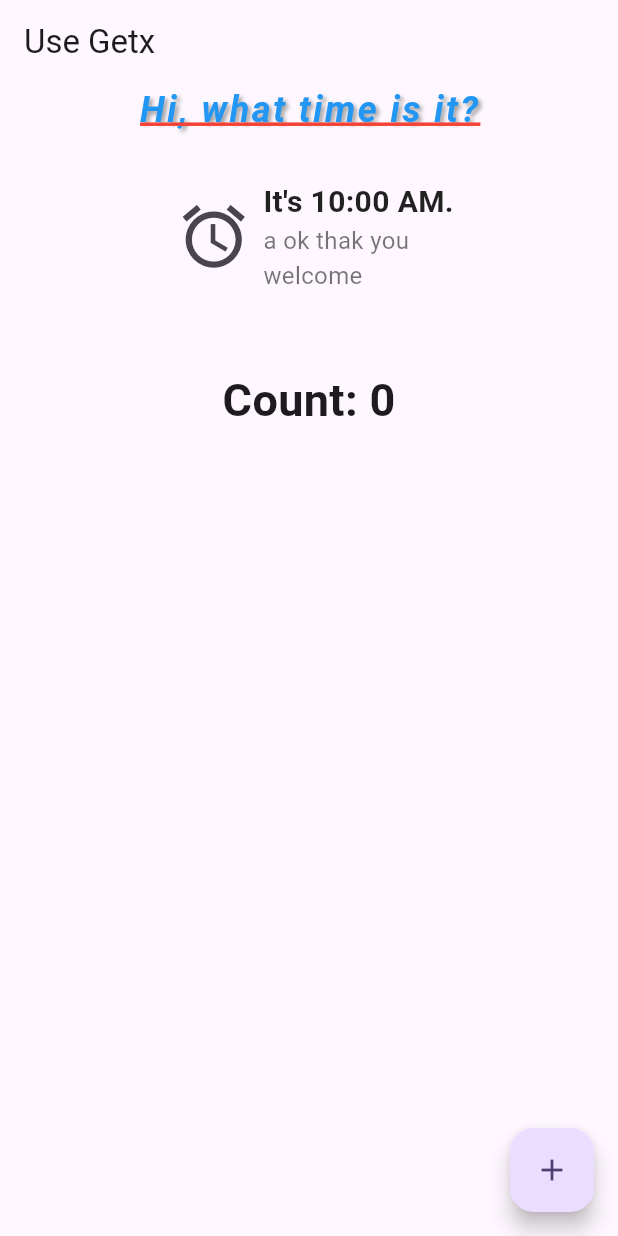
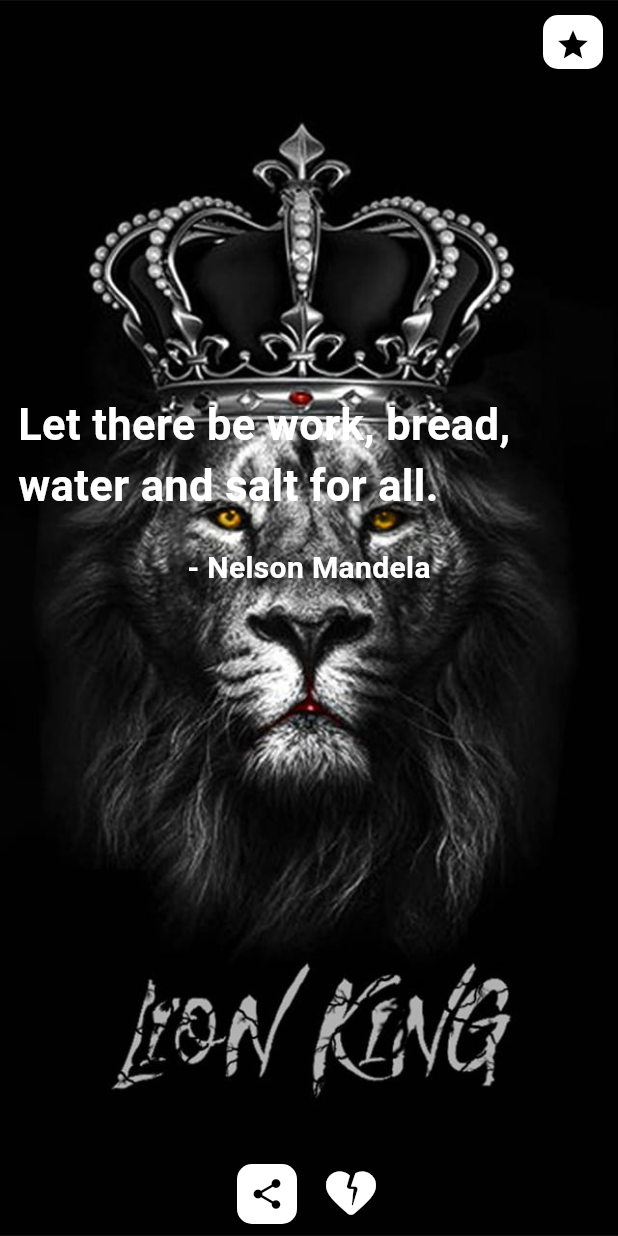
Before and after one commit to HachroufAbdenour/flutter_quotes, a Flutter app: the screen it shows after launch, on a phone screen of 412 x 824 dp. Run offline on Flutter 3.47's test engine with Material 3 defaults, Android fonts, the phone set to English and light mode, and no system bars; our stand-ins replace dio, get.

Commit message:
mido  warilo l khaled

```diff
--- a/lib/main.dart
+++ b/lib/main.dart
@@ -1,7 +1,8 @@
+import 'package:counter_getx/mvc/modules/home/view.dart';
+import 'package:counter_getx/post/Post_Screen.dart';
 import 'package:flutter/material.dart';
-import 'package:counter_getx/home_quotes.dart';
-import 'package:counter_getx/post/Post_Screen.dart';
 import 'package:counter_getx/mvc/view/Home_Screen.dart';
+import 'package:get/get.dart';
 
 void main() {
   runApp(const MyApp());
@@ -13,13 +14,14 @@ class MyApp extends StatelessWidget {
   // This widget is the root of your application.
   @override
   Widget build(BuildContext context) {
-    return MaterialApp(
+    return GetMaterialApp(
       title: 'Flutter Counter App',
+      debugShowCheckedModeBanner: false,
       theme: ThemeData(
         colorScheme: ColorScheme.fromSeed(seedColor: Colors.deepPurple),
         useMaterial3: true,
       ),
-      home: HomeScreen(),
+      home: HomeQuotesScreen(),
     );
   }
 }
--- /dev/null
+++ b/lib/mvc/modules/home/controller.dart
@@ -0,0 +1,13 @@
+import 'package:get/get.dart';
+
+class HomeController extends GetxController {
+  var is_fav = false.obs;
+
+  changeFav() {
+    if (is_fav.value) {
+      is_fav.value = false;
+    } else {
+      is_fav.value = true;
+    }
+  }
+}
--- /dev/null
+++ b/lib/mvc/modules/home/view.dart
@@ -0,0 +1,179 @@
+import 'package:counter_getx/mvc/modules/home/controller.dart';
+import 'package:flutter/material.dart';
+import 'package:get/get.dart';
+
+class HomeQuotesScreen extends StatelessWidget {
+  HomeController homeController = Get.put(HomeController());
+
+  @override
+  Widget build(BuildContext context) {
+    return MaterialApp(
+      debugShowCheckedModeBanner: false,
+      home: Scaffold(
+        appBar: AppBar(
+          backgroundColor: Colors.transparent, // Make app bar transparent
+          elevation: 0,
+          actions: [
+            Padding(
+              padding: const EdgeInsets.all(2.0),
+              child: IconButton(
+                icon: Container(
+                  padding: const EdgeInsets.all(8),
+                  decoration: BoxDecoration(
+                    //     shape: BoxShape.circle,
+                    borderRadius: BorderRadius.circular(
+                        10), // Shape of the container (circle for a rounded background)
+                    color: Colors.white, // Background color for the icon
+                  ),
+                  child: const Icon(
+                    Icons.star,
+                    color: Colors.black, // Color of the crown icon
+                  ),
+                ),
+                onPressed: () {},
+              ),
+            )
+          ],
+        ),
+        extendBodyBehindAppBar: true, // Extend background behind app bar
+        extendBody: true, //
+
+        body: Obx(
+          () => Stack(
+            children: [
+              // Background image widget (replace with your image fetching logic)
+              Container(
+                decoration: const BoxDecoration(
+                  image: DecorationImage(
+                    image: AssetImage(
+                      "assets/images/lion.jpg", // Replace with your image path
+                    ),
+                    fit: BoxFit.cover,
+                  ),
+                ),
+              ),
+              Padding(
+                padding: const EdgeInsets.only(top: 150),
+                child: Column(
+                  mainAxisAlignment: MainAxisAlignment.spaceBetween,
+                  crossAxisAlignment: CrossAxisAlignment.center,
+                  children: [
+                    const Padding(
+                      padding: EdgeInsets.only(top: 100),
+                      child: Column(
+                        children: [
+                          Padding(
+                            padding: EdgeInsets.all(12.0),
+                            child: Text(
+                              "Let there be work, bread, water and salt for all.",
+                              style: TextStyle(
+                                fontSize: 29,
+                                fontWeight: FontWeight.bold,
+                                color: Colors.white,
+                              ),
+                            ),
+                          ),
+                          Padding(
+                            padding: EdgeInsets.all(8.0),
+                            child: Text(
+                              "- Nelson Mandela",
+                              style: TextStyle(
+                                fontSize: 20,
+                                fontWeight: FontWeight.bold,
+                                color: Colors.white,
+                              ),
+                            ),
+                          ),
+                        ],
+                      ),
+                    ),
+                    Row(
+                      mainAxisAlignment: MainAxisAlignment.center,
+                      children: [
+                        IconButton(
+                          icon: Container(
+                            padding: const EdgeInsets.all(8),
+                            decoration: BoxDecoration(
+                              //     shape: BoxShape.circle,
+                              borderRadius: BorderRadius.circular(
+                                  10), // Shape of the container (circle for a rounded background)
+                              color:
+                                  Colors.white, // Background color for the icon
+                            ),
+                            child: const Icon(
+                              Icons.share,
+                              color: Colors.black, // Color of the crown icon
+                            ),
+                          ),
+                          onPressed: () {},
+                        ),
+                        IconButton(
+                          onPressed: () {
+                            homeController.changeFav();
+                          },
+                          icon: Icon(
+                            Icons.heart_broken_rounded,
+                            size: 40,
+                            color: homeController.is_fav.value
+                                ? Colors.red
+                                : Colors.white,
+                          ),
+                        ),
+                      ],
+                    )
+                  ],
+                ),
+              ),
+              if (homeController.is_fav.value)
+                Align(
+                  alignment: Alignment.center,
+                  child: Icon(
+                    Icons.heart_broken,
+                    color: Colors.red,
+                    size: 200,
+                  ),
+                ),
+            ],
+          ),
+        ),
+        // bottomNavigationBar: BottomAppBar(
+        //   child: Row(
+        //     mainAxisAlignment: MainAxisAlignment.spaceBetween,
+        //     children: [
+        //       IconButton(
+        //         icon: Icon(Icons.home),
+        //         onPressed: () {
+        //           // Add functionality for the home button
+        //         },
+        //       ),
+        //       IconButton(
+        //         icon: Icon(Icons.search),
+        //         onPressed: () {
+        //           // Add functionality for the search button
+        //         },
+        //       ),
+        //       IconButton(
+        //         icon: Icon(Icons.message),
+        //         onPressed: () {
+        //           // Add functionality for the messaging button
+        //         },
+        //       ),
+        //       IconButton(
+        //         icon: Icon(Icons.notifications),
+        //         onPressed: () {
+        //           // Add functionality for the notifications button
+        //         },
+        //       ),
+        //       IconButton(
+        //         icon: Icon(Icons.more_vert),
+        //         onPressed: () {
+        //           // Add functionality for the menu button
+        //         },
+        //       ),
+        //     ],
+        //   ),
+        // ),
+      ),
+    );
+  }
+}
--- a/lib/mvc/view/Home_Screen.dart
+++ b/lib/mvc/view/Home_Screen.dart
@@ -16,10 +16,10 @@ class HomeScreen extends StatelessWidget {
       ),
       body: Container(
         child: Column(
-          mainAxisAlignment: MainAxisAlignment.start,
+          mainAxisAlignment: MainAxisAlignment.spaceAround,
           crossAxisAlignment: CrossAxisAlignment.center,
           children: [
-            Text(
+            const Text(
               "Hi, what time is it?",
               style: TextStyle(
                 fontSize: 24,
@@ -103,6 +103,7 @@ class HomeScreen extends StatelessWidget {
       ),
       floatingActionButton: FloatingActionButton(
         onPressed: () {
+          Get.defaultDialog(title: 'message');
           controller.increment();
         },
         child: Icon(Icons.add),
--- a/pubspec.yaml
+++ b/pubspec.yaml
@@ -63,9 +63,8 @@ flutter:
 
   # To add assets to your application, add an assets section, like this:
   assets:
-    - assets/images/quotes.png
-    - assets/images/back01.jpeg
-    - assets/images/simple.jpeg
+    - assets/images/
+
 
   # An image asset can refer to one or more resolution-specific "variants", see
   # https://flutter.dev/assets-and-images/#resolution-aware
```
Also changed, not shown: lib/home_quotes.dart (deleted, +0 -123 lines), assets/images/lion.jpg (added), lib/mvc/modules/home/binding.dart (added), pubspec.lock.
